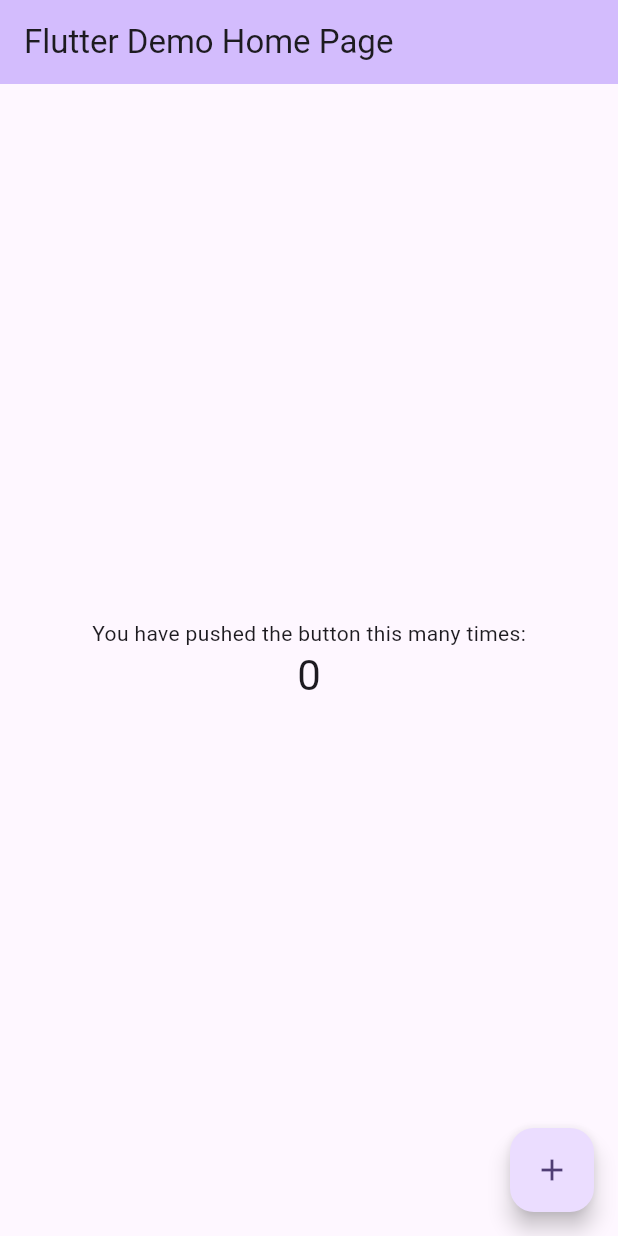
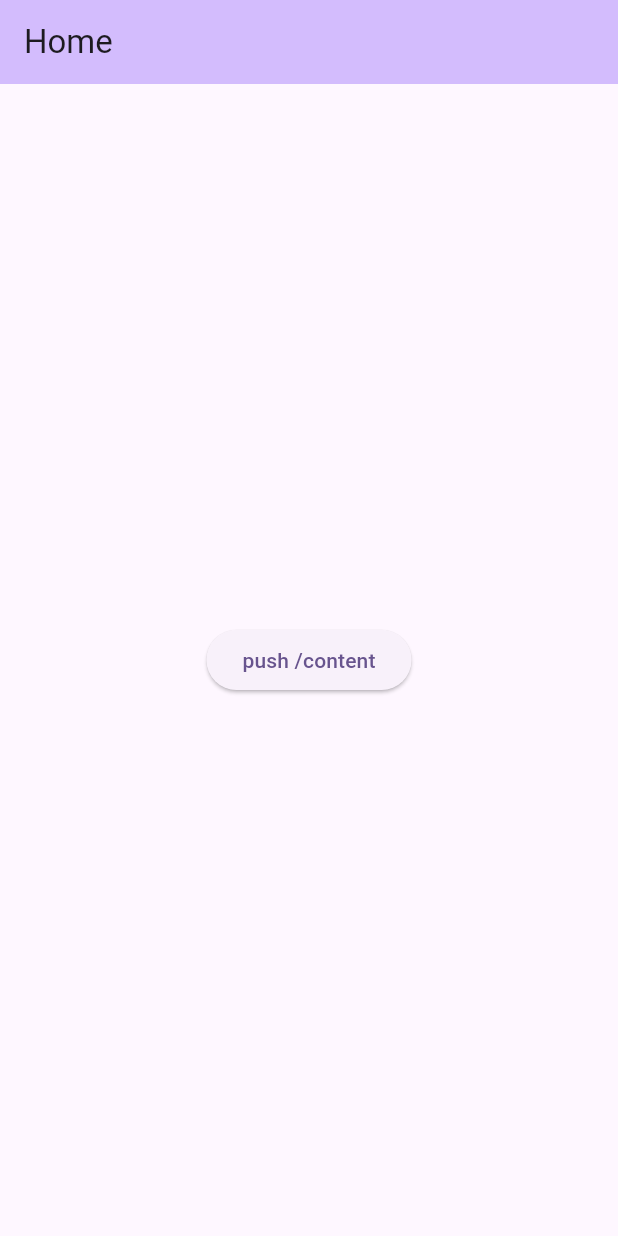
Before and after one commit to Jeck-Lee/Practice_Flutter, a Flutter app: the screen it shows after launch, on a phone screen of 412 x 824 dp. Run offline on Flutter 3.47's test engine with Material 3 defaults, Android fonts, the phone set to English and light mode, and no system bars; our stand-ins replace go_router.

Commit message:
🛠 Set up basic Router configuration

```diff
--- /dev/null
+++ b/lib/custom_router.dart
@@ -0,0 +1,28 @@
+import 'package:go_router/go_router.dart';
+import 'package:practice_flutter/screens/content_screen.dart';
+import 'package:practice_flutter/screens/detail_screen.dart';
+import 'package:practice_flutter/screens/home_screen.dart';
+
+class CustomRouter {
+  static GoRouter router = GoRouter(
+    initialLocation: "/",
+    routes: [
+      GoRoute(
+        path: "/",
+        builder: (_, __) => const HomeScreen(),
+        routes: [
+          GoRoute(
+            path: "content",
+            builder: (context, state) => const ContentScreen(),
+            routes: [
+              GoRoute(
+                path: "detail",
+                builder: (context, state) => const DetailScreen(),
+              ),
+            ],
+          ),
+        ],
+      ),
+    ],
+  );
+}
--- a/lib/main.dart
+++ b/lib/main.dart
@@ -1,4 +1,5 @@
 import 'package:flutter/material.dart';
+import 'package:practice_flutter/custom_router.dart';
 
 void main() {
   runApp(const MyApp());
@@ -7,119 +8,15 @@
 class MyApp extends StatelessWidget {
   const MyApp({super.key});
 
-  // This widget is the root of your application.
   @override
   Widget build(BuildContext context) {
-    return MaterialApp(
+    return MaterialApp.router(
+      routerConfig: CustomRouter.router,
       title: 'Flutter Demo',
       theme: ThemeData(
-        // This is the theme of your application.
-        //
-        // TRY THIS: Try running your application with "flutter run". You'll see
-        // the application has a purple toolbar. Then, without quitting the app,
-        // try changing the seedColor in the colorScheme below to Colors.green
-        // and then invoke "hot reload" (save your changes or press the "hot
-        // reload" button in a Flutter-supported IDE, or press "r" if you used
-        // the command line to start the app).
-        //
-        // Notice that the counter didn't reset back to zero; the application
-        // state is not lost during the reload. To reset the state, use hot
-        // restart instead.
-        //
-        // This works for code too, not just values: Most code changes can be
-        // tested with just a hot reload.
         colorScheme: ColorScheme.fromSeed(seedColor: Colors.deepPurple),
         useMaterial3: true,
       ),
-      home: const MyHomePage(title: 'Flutter Demo Home Page'),
     );
   }
 }
-
-class MyHomePage extends StatefulWidget {
-  const MyHomePage({super.key, required this.title});
-
-  // This widget is the home page of your application. It is stateful, meaning
-  // that it has a State object (defined below) that contains fields that affect
-  // how it looks.
-
-  // This class is the configuration for the state. It holds the values (in this
-  // case the title) provided by the parent (in this case the App widget) and
-  // used by the build method of the State. Fields in a Widget subclass are
-  // always marked "final".
-
-  final String title;
-
-  @override
-  State<MyHomePage> createState() => _MyHomePageState();
-}
-
-class _MyHomePageState extends State<MyHomePage> {
-  int _counter = 0;
-
-  void _incrementCounter() {
-    setState(() {
-      // This call to setState tells the Flutter framework that something has
-      // changed in this State, which causes it to rerun the build method below
-      // so that the display can reflect the updated values. If we changed
-      // _counter without calling setState(), then the build method would not be
-      // called again, and so nothing would appear to happen.
-      _counter++;
-    });
-  }
-
-  @override
-  Widget build(BuildContext context) {
-    // This method is rerun every time setState is called, for instance as done
-    // by the _incrementCounter method above.
-    //
-    // The Flutter framework has been optimized to make rerunning build methods
-    // fast, so that you can just rebuild anything that needs updating rather
-    // than having to individually change instances of widgets.
-    return Scaffold(
-      appBar: AppBar(
-        // TRY THIS: Try changing the color here to a specific color (to
-        // Colors.amber, perhaps?) and trigger a hot reload to see the AppBar
-        // change color while the other colors stay the same.
-        backgroundColor: Theme.of(context).colorScheme.inversePrimary,
-        // Here we take the value from the MyHomePage object that was created by
-        // the App.build method, and use it to set our appbar title.
-        title: Text(widget.title),
-      ),
-      body: Center(
-        // Center is a layout widget. It takes a single child and positions it
-        // in the middle of the parent.
-        child: Column(
-          // Column is also a layout widget. It takes a list of children and
-          // arranges them vertically. By default, it sizes itself to fit its
-          // children horizontally, and tries to be as tall as its parent.
-          //
-          // Column has various properties to control how it sizes itself and
-          // how it positions its children. Here we use mainAxisAlignment to
-          // center the children vertically; the main axis here is the vertical
-          // axis because Columns are vertical (the cross axis would be
-          // horizontal).
-          //
-          // TRY THIS: Invoke "debug painting" (choose the "Toggle Debug Paint"
-          // action in the IDE, or press "p" in the console), to see the
-          // wireframe for each widget.
-          mainAxisAlignment: MainAxisAlignment.center,
-          children: <Widget>[
-            const Text(
-              'You have pushed the button this many times:',
-            ),
-            Text(
-              '$_counter',
-              style: Theme.of(context).textTheme.headlineMedium,
-            ),
-          ],
-        ),
-      ),
-      floatingActionButton: FloatingActionButton(
-        onPressed: _incrementCounter,
-        tooltip: 'Increment',
-        child: const Icon(Icons.add),
-      ), // This trailing comma makes auto-formatting nicer for build methods.
-    );
-  }
-}
--- /dev/null
+++ b/lib/screens/content_screen.dart
@@ -0,0 +1,31 @@
+import 'package:flutter/material.dart';
+import 'package:go_router/go_router.dart';
+
+class ContentScreen extends StatelessWidget {
+  const ContentScreen({super.key});
+
+  @override
+  Widget build(BuildContext context) {
+    return Scaffold(
+      appBar: AppBar(
+        backgroundColor: Theme.of(context).colorScheme.inversePrimary,
+        title: const Text("Content Screen"),
+      ),
+      body: Center(
+        child: Column(
+          mainAxisAlignment: MainAxisAlignment.center,
+          children: [
+            ElevatedButton(
+              onPressed: () {
+                context.push("/content/detail");
+              },
+              child: const Text(
+                "push /content/detail",
+              ),
+            ),
+          ],
+        ),
+      ),
+    );
+  }
+}
--- /dev/null
+++ b/lib/screens/home_screen.dart
@@ -0,0 +1,31 @@
+import 'package:flutter/material.dart';
+import 'package:go_router/go_router.dart';
+
+class HomeScreen extends StatelessWidget {
+  const HomeScreen({super.key});
+
+  @override
+  Widget build(BuildContext context) {
+    return Scaffold(
+      appBar: AppBar(
+        backgroundColor: Theme.of(context).colorScheme.inversePrimary,
+        title: const Text("Home"),
+      ),
+      body: Center(
+        child: Column(
+          mainAxisAlignment: MainAxisAlignment.center,
+          children: <Widget>[
+            ElevatedButton(
+              onPressed: () {
+                context.push("/content");
+              },
+              child: const Text(
+                "push /content",
+              ),
+            ),
+          ],
+        ),
+      ),
+    );
+  }
+}
```
Also changed, not shown: lib/screens/detail_screen.dart (added, +20 -0 lines).
